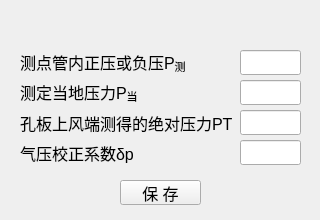
wyrover/cbm, file python/cbm/uifiles/pore_flow_delta_p_dlg.ui: the form before one commit.
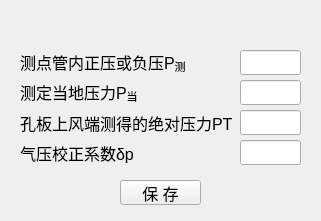
The form after the commit. Icons and pictures are not drawn.

The edit to the form file:
```diff
--- a/python/cbm/uifiles/pore_flow_delta_p_dlg.ui
+++ b/python/cbm/uifiles/pore_flow_delta_p_dlg.ui
@@ -6,8 +6,8 @@
    <rect>
     <x>0</x>
     <y>0</y>
-    <width>320</width>
-    <height>220</height>
+    <width>321</width>
+    <height>221</height>
    </rect>
   </property>
   <property name="windowTitle">
```
